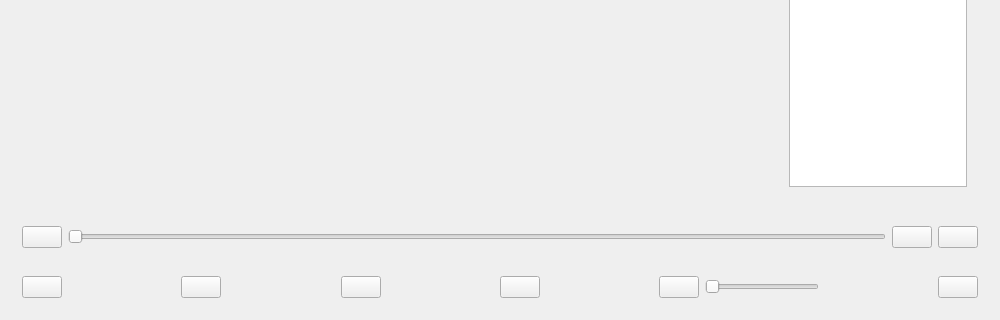
Old version of the form myVedioPlayer/widget.ui in the repository qwd867/school-multi--media; both pictures show x 0 to 1000 and y 280 to 600 of the 1000 by 600 pixel window.
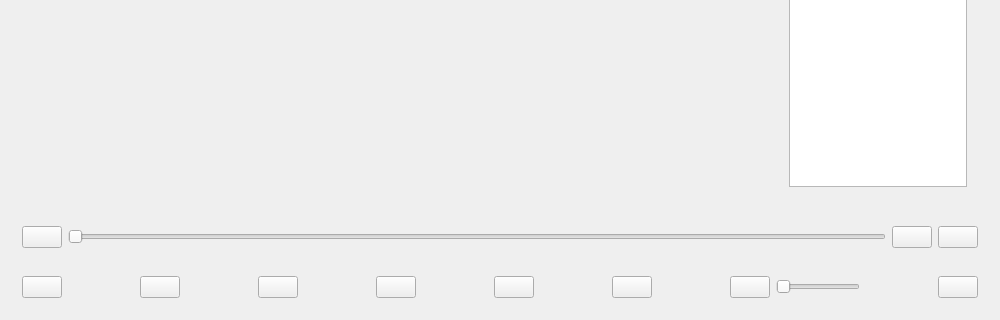
New version of the form. Icons and pictures are not drawn. Custom widgets are drawn as their Qt base class.

```diff
--- a/myVedioPlayer/widget.ui
+++ b/myVedioPlayer/widget.ui
@@ -162,6 +162,35 @@
         </property>
        </spacer>
       </item>
+      <item>
+       <widget class="QPushButton" name="pushButton_preer">
+        <property name="maximumSize">
+         <size>
+          <width>45</width>
+          <height>45</height>
+         </size>
+        </property>
+        <property name="styleSheet">
+         <string notr="true">border-image: url(:/new/prefix1/image/快退.png);</string>
+        </property>
+        <property name="text">
+         <string/>
+        </property>
+       </widget>
+      </item>
+      <item>
+       <spacer name="horizontalSpacer_6">
+        <property name="orientation">
+         <enum>Qt::Horizontal</enum>
+        </property>
+        <property name="sizeHint" stdset="0">
+         <size>
+          <width>40</width>
+          <height>20</height>
+         </size>
+        </property>
+       </spacer>
+      </item>
       <item>
        <widget class="QPushButton" name="pushButton_pre">
         <property name="maximumSize">
@@ -236,6 +265,35 @@
         </property>
        </widget>
       </item>
+      <item>
+       <spacer name="horizontalSpacer_7">
+        <property name="orientation">
+         <enum>Qt::Horizontal</enum>
+        </property>
+        <property name="sizeHint" stdset="0">
+         <size>
+          <width>40</width>
+          <height>20</height>
+         </size>
+        </property>
+       </spacer>
+      </item>
+      <item>
+       <widget class="QPushButton" name="pushButton_faster">
+        <property name="maximumSize">
+         <size>
+          <width>45</width>
+          <height>45</height>
+         </size>
+        </property>
+        <property name="styleSheet">
+         <string notr="true">border-image: url(:/new/prefix1/image/快进.png);</string>
+        </property>
+        <property name="text">
+         <string/>
+        </property>
+       </widget>
+      </item>
       <item>
        <spacer name="horizontalSpacer_5">
         <property name="orientation">
```
